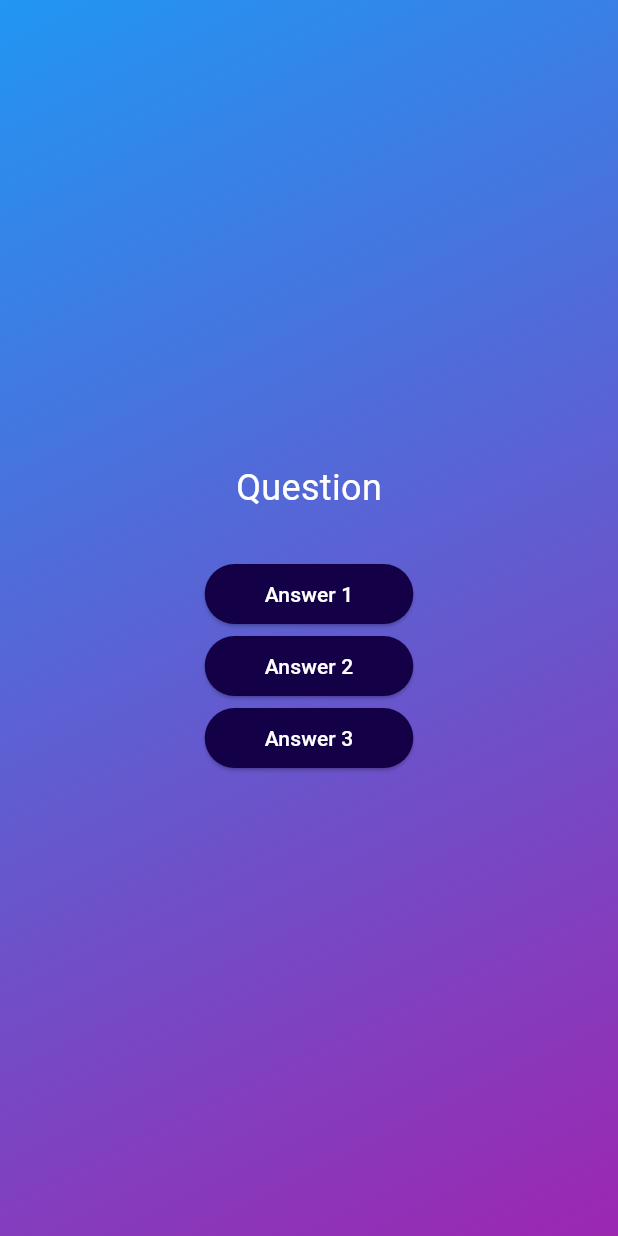
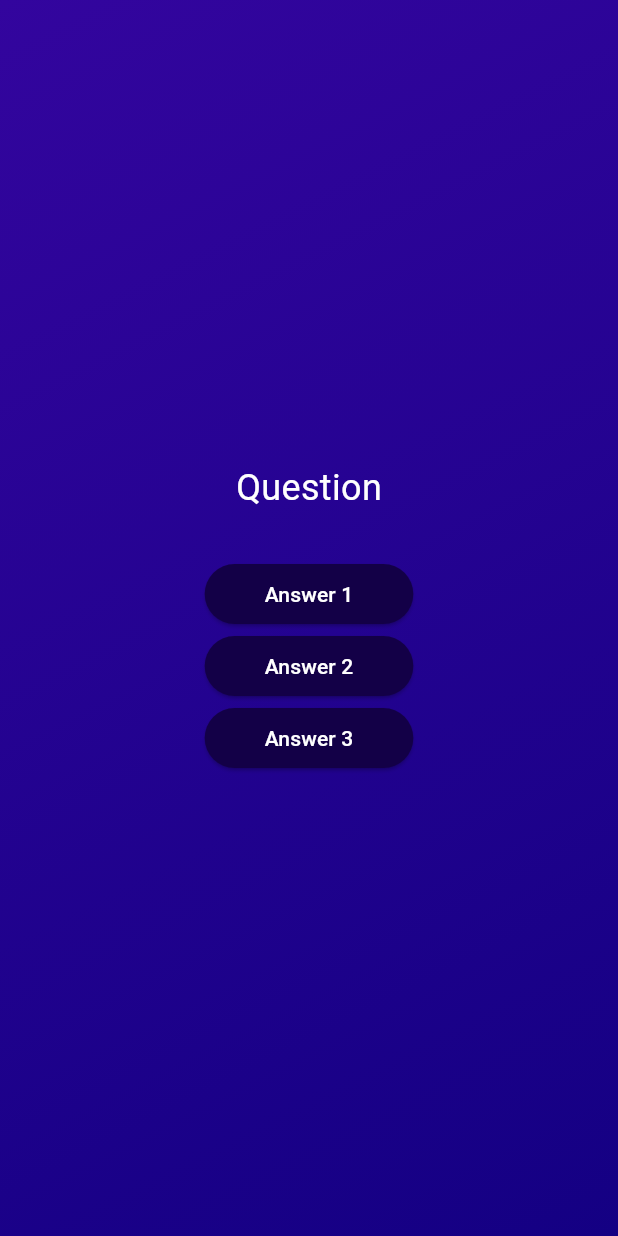
Before and after one commit to thusarakap/flutter_quiz_app, a Flutter app: the screen it shows after launch, after a tap on "Start Quiz", on a phone screen of 412 x 824 dp. Run offline on Flutter 3.47's test engine with Material 3 defaults, Android fonts, the phone set to English and light mode, and no system bars.

Commit message:
Update quiz.dart

```diff
--- a/lib/quiz.dart
+++ b/lib/quiz.dart
@@ -35,8 +35,8 @@ class _QuizState extends State<Quiz> {
               begin: Alignment.topLeft,
               end: Alignment.bottomRight,
               colors: [
-                Colors.blue,
-                Colors.purple,
+                Color.fromARGB(255, 51, 5, 158),
+                Color.fromARGB(255, 20, 0, 131),
               ],
             ),
           ),
```
